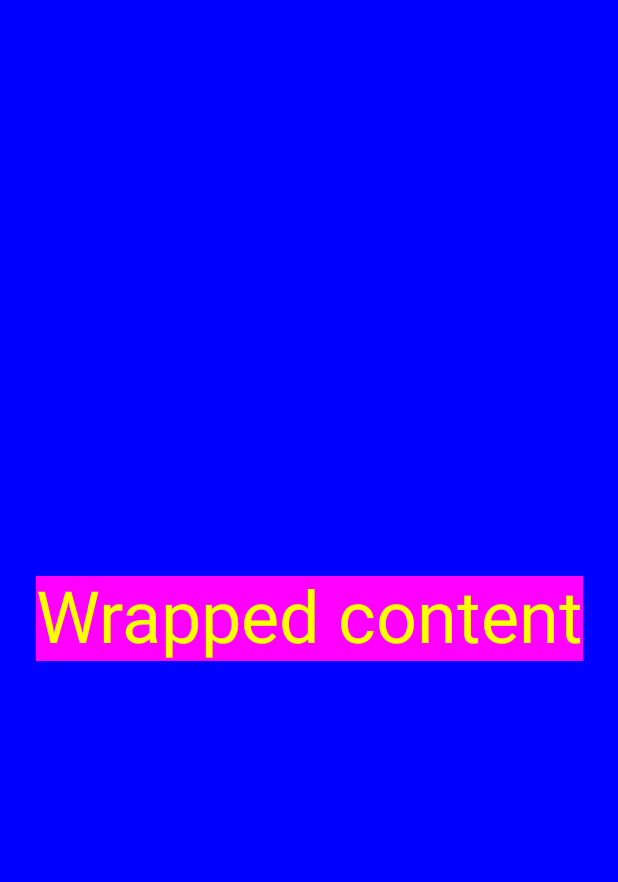
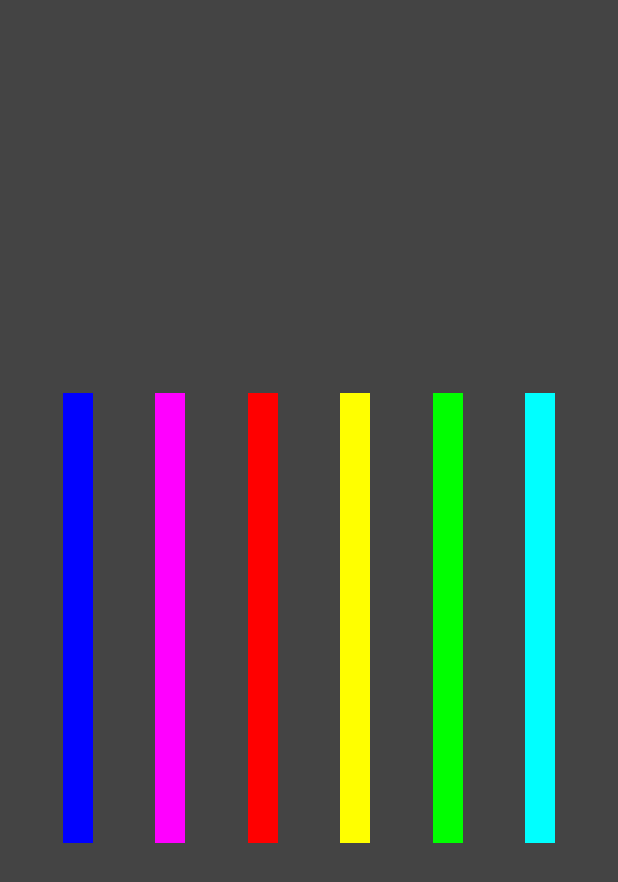
Before and after one commit to ancutamaria/JetpackCompose, an Android app built with Jetpack Compose: the @Preview function DefaultPreview, on a phone screen of 412 x 824 dp. Shown: the top 882 px of the screen. Run offline under Robolectric (Android 15) with nearby library versions, the phone set to English and light mode, and no system bars.

Commit message:
CoreCompose -> added rows

```diff
--- a/CoreCompose/app/src/main/java/com/am/corecompose/MainActivity.kt
+++ b/CoreCompose/app/src/main/java/com/am/corecompose/MainActivity.kt
@@ -3,16 +3,17 @@ package com.am.corecompose
 import android.os.Bundle
 import androidx.activity.ComponentActivity
 import androidx.activity.compose.setContent
-import androidx.compose.foundation.layout.fillMaxSize
-import androidx.compose.foundation.layout.wrapContentSize
+import androidx.compose.foundation.layout.*
 import androidx.compose.material.MaterialTheme
 import androidx.compose.material.Surface
 import androidx.compose.material.Text
 import androidx.compose.runtime.Composable
+import androidx.compose.ui.Alignment
 import androidx.compose.ui.Modifier
 import androidx.compose.ui.graphics.Color
 import androidx.compose.ui.text.TextStyle
 import androidx.compose.ui.tooling.preview.Preview
+import androidx.compose.ui.unit.dp
 import androidx.compose.ui.unit.sp
 
 class MainActivity : ComponentActivity() {
@@ -27,24 +28,46 @@ class MainActivity : ComponentActivity() {
 @Composable
 fun MainScreen() {
     Surface(
-        color = Color.Blue,
+        color = Color.DarkGray,
         modifier = Modifier.fillMaxSize()
         ) {
-        Surface(
-            color = Color.Magenta,
-            modifier = Modifier.wrapContentSize()
-        ) {
-            Text(
-                text = "Wrapped content",
-                style = MaterialTheme.typography.h3,
-                color = Color.Yellow,
-            )
+        Row (
+            modifier = Modifier.fillMaxSize(),
+            horizontalArrangement = Arrangement.SpaceEvenly,
+            verticalAlignment = Alignment.CenterVertically
+        ){
+            horizontalColoredBar(myColor = Color.Blue)
+            horizontalColoredBar(myColor = Color.Magenta)
+            horizontalColoredBar(myColor = Color.Red)
+            horizontalColoredBar(myColor = Color.Yellow)
+            horizontalColoredBar(myColor = Color.Green)
+            horizontalColoredBar(myColor = Color.Cyan)
         }
     }
+}
+
+@Composable
+fun horizontalColoredBar(myColor: Color) {
+    Surface(
+        color = myColor,
+        modifier = Modifier
+            .height(300.dp)
+            .width(20.dp)
+    ) { }
 }
 
 @Preview(showBackground = true)
 @Composable
 fun DefaultPreview() {
     MainScreen()
+//    Text(
+//        text = "Wrapped content",
+//        style = MaterialTheme.typography.h5,
+//        color = Color.DarkGray,
+//    )
+//    Text(
+//        text = "2nd wrapped content",
+//        style = MaterialTheme.typography.h5,
+//        color = Color.DarkGray,
+//    )
 }
```
